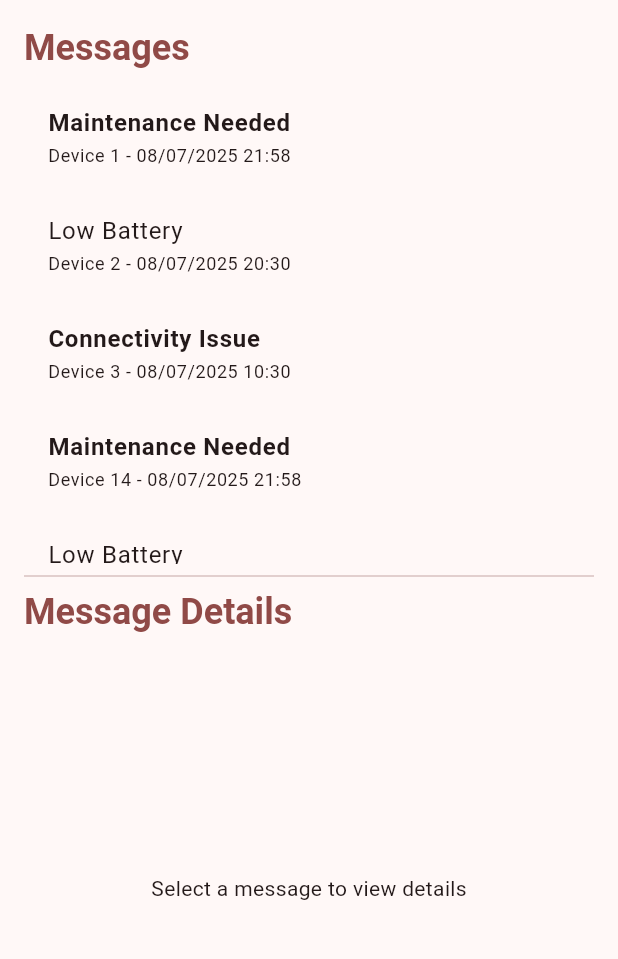
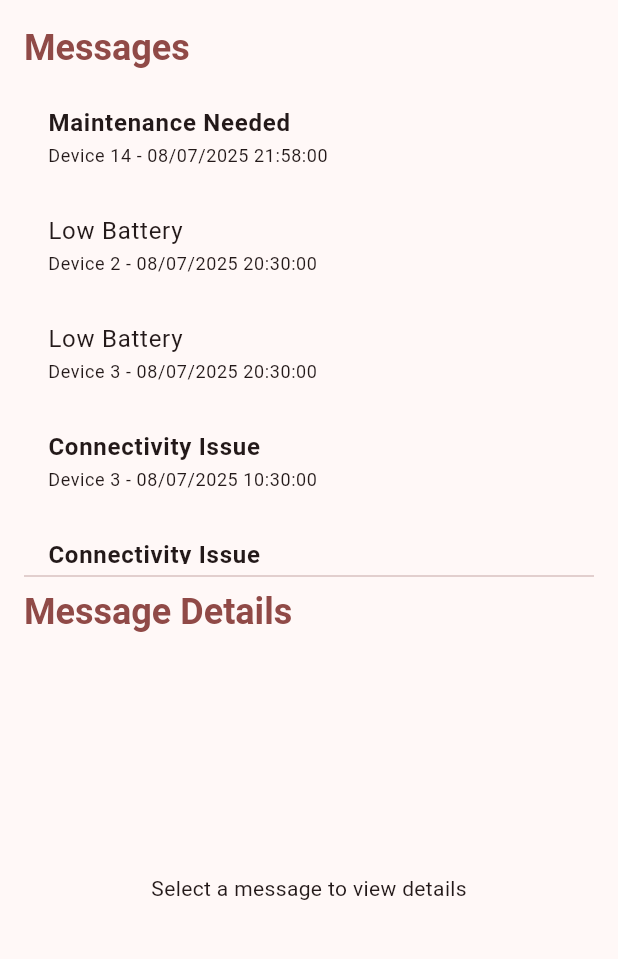
Before and after one commit to oehamilton/COMMS, a Flutter app: the screen it shows after launch, after a tap on "Maintenance Needed", on a phone screen of 412 x 824 dp, the part 84-1043 px from its top. Run offline on Flutter 3.47's test engine with Material 3 defaults, Android fonts, the phone set to English and light mode, and no system bars; our stand-ins replace shared_preferences, sqflite; accounts and stored records are empty.

Commit message:
Sorted messages by date, implemented purge of old messages. Update font size on popup screen to be more athsetic

```diff
--- a/comms/lib/main.dart
+++ b/comms/lib/main.dart
@@ -63,7 +63,7 @@ class Message {
 }
 
 // Enum for menu options
-enum MenuOption { viewSettings, updatePhone, messageRetention }
+enum MenuOption { viewSettings, updatePhone, messageRetention, purgeOldMessages }
 
 class MyHomePage extends StatefulWidget {
   const MyHomePage({super.key, required this.title});
@@ -85,7 +85,7 @@ class _MyHomePageState extends State<MyHomePage> {
   Message? _selectedMessage;
 
   // DateTime formatter
-  final DateFormat _dateFormat = DateFormat('MM/dd/yyyy HH:mm');
+  final DateFormat _dateFormat = DateFormat('MM/dd/yyyy HH:mm:ss');
 
   // Phone number variable
   String? _phoneNumber;
@@ -111,6 +111,7 @@ class _MyHomePageState extends State<MyHomePage> {
     });
     _checkPhoneNumber();
     _initializeDatabase();
+    await _purgeOldMessages();
   }
 
   // Check and prompt for phone number on first run
@@ -138,7 +139,7 @@ class _MyHomePageState extends State<MyHomePage> {
             'sourceName': 'Device 1',
             'title': 'Maintenance Needed',
             'content': 'Endpoint device 1 requires urgent maintenance.',
-            'timestamp': DateTime(2025, 8, 7, 21, 58).toIso8601String(),
+            'timestamp': DateTime(2025, 8, 6, 21, 58).toIso8601String(),
             'isViewed': 0,
           });
           await db.insert('messages', {
@@ -183,10 +184,23 @@ class _MyHomePageState extends State<MyHomePage> {
 
 // Load messages from database
   Future<void> _loadMessages() async {
-    final List<Map<String, dynamic>> maps = await _database!.query('messages');
+    final List<Map<String, dynamic>> maps = await _database!.query('messages', orderBy: 'timestamp DESC');
     setState(() {
       _messages = maps.map((map) => Message.fromMap(map)).toList();
     });
+  }
+
+  // Function to purge old messages
+  Future<void> _purgeOldMessages() async {
+      if (_messageRetentionDays != null && _database != null) {
+        final threshold = DateTime.now().subtract(Duration(days: _messageRetentionDays!));
+        await _database!.delete(
+          'messages',
+          where: 'timestamp < ?',
+          whereArgs: [threshold.toIso8601String()],
+        );
+        _loadMessages(); // Refresh the message list after purge
+      }
   }
 
 // Function to show phone number input dialog
@@ -197,13 +211,14 @@ class _MyHomePageState extends State<MyHomePage> {
     showDialog(
       context: context,
       builder: (context) => AlertDialog(
-        title: const Text('Update Phone Number'),
+        title: Text('Update Phone Number',
+        style: Theme.of(context).textTheme.titleMedium?.copyWith(fontSize: 18, fontWeight: FontWeight.bold),),
         content: Form(
           key: formKey,
           child: TextFormField(
             controller: controller,
             decoration: const InputDecoration(
-              labelText: 'Phone Number (e.g., +1XXXYYYZZZZ)',
+              labelText: 'Phone Number (e.g., XXXYYYZZZZ)',
               border: OutlineInputBorder(),
             ),
             keyboardType: TextInputType.phone,
@@ -211,9 +226,9 @@ class _MyHomePageState extends State<MyHomePage> {
               if (value == null || value.isEmpty) {
                 return 'Please enter a phone number';
               }
-              final regExp = RegExp(r'^\+1\d{10}$');
+              final regExp = RegExp(r'^\d{10}$');
               if (!regExp.hasMatch(value)) {
-                return 'Enter a valid US phone number (e.g., +1XXXYYYZZZZ)';
+                return 'Enter a valid US phone number (e.g., XXXYYYZZZZ)';
               }
               return null;
             },
@@ -250,7 +265,7 @@ class _MyHomePageState extends State<MyHomePage> {
     showDialog(
       context: context,
       builder: (context) => AlertDialog(
-        title: const Text('Message Retention'),
+        title: Text('Message Retention',style: Theme.of(context).textTheme.titleMedium?.copyWith(fontSize: 18, fontWeight: FontWeight.bold),),
         content: Form(
           key: formKey,
           child: TextFormField(
@@ -299,19 +314,19 @@ class _MyHomePageState extends State<MyHomePage> {
     showDialog(
       context: context,
       builder: (context) => AlertDialog(
-        title: const Text('Settings'),
+        title: Text('Settings',style: Theme.of(context).textTheme.titleMedium?.copyWith(fontSize: 18, fontWeight: FontWeight.bold),),
         content: Column(
           mainAxisSize: MainAxisSize.min,
           crossAxisAlignment: CrossAxisAlignment.start,
           children: [
             Text(
               'Phone Number: ${_phoneNumber ?? 'none'}',
-              style: Theme.of(context).textTheme.bodyLarge,
+              style: Theme.of(context).textTheme.bodyMedium,
             ),
             const SizedBox(height: 8),
             Text(
               'Retention Period: ${_messageRetentionDays != null ? '$_messageRetentionDays days' : 'none'}',
-              style: Theme.of(context).textTheme.bodyLarge,
+              style: Theme.of(context).textTheme.bodyMedium,
             ),
           ],
         ),
@@ -344,7 +359,7 @@ class _MyHomePageState extends State<MyHomePage> {
         title: Text(widget.title),
                 actions: [
           PopupMenuButton<MenuOption>(
-            onSelected: (value) {
+            onSelected: (value) async {
               switch (value) {
                 case MenuOption.updatePhone:
                   _showPhoneNumberDialog();
@@ -352,6 +367,8 @@ class _MyHomePageState extends State<MyHomePage> {
                   _showMessageRetentionDialog();
                 case MenuOption.viewSettings:
                 _showSettingsDialog();
+                case MenuOption.purgeOldMessages:
+                await _purgeOldMessages(); // Trigger purge
               }
             },
             itemBuilder: (context) => [
@@ -365,6 +382,10 @@ class _MyHomePageState extends State<MyHomePage> {
               const PopupMenuItem(
                 value: MenuOption.messageRetention,
                 child: Text('Message Retention'),
+              ),
+              const PopupMenuItem(
+                value: MenuOption.purgeOldMessages,
+                child: Text('Purge Old Messages'),
               ),
             ],
           ),
```
